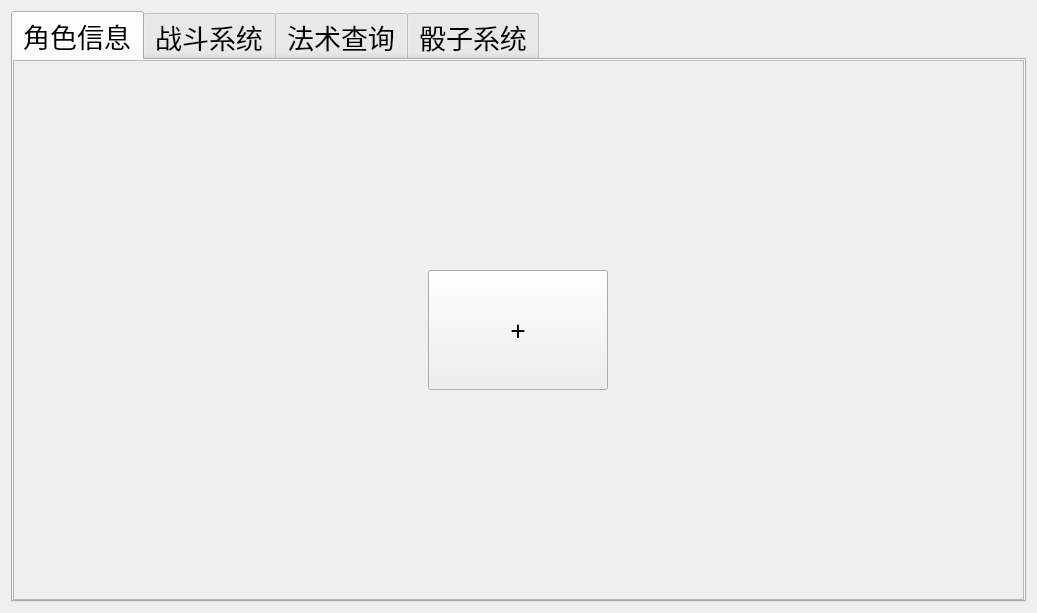
Old version of the form DungeonQuill/DungeonQuill.ui in the repository Kate723/DungeonQuill.
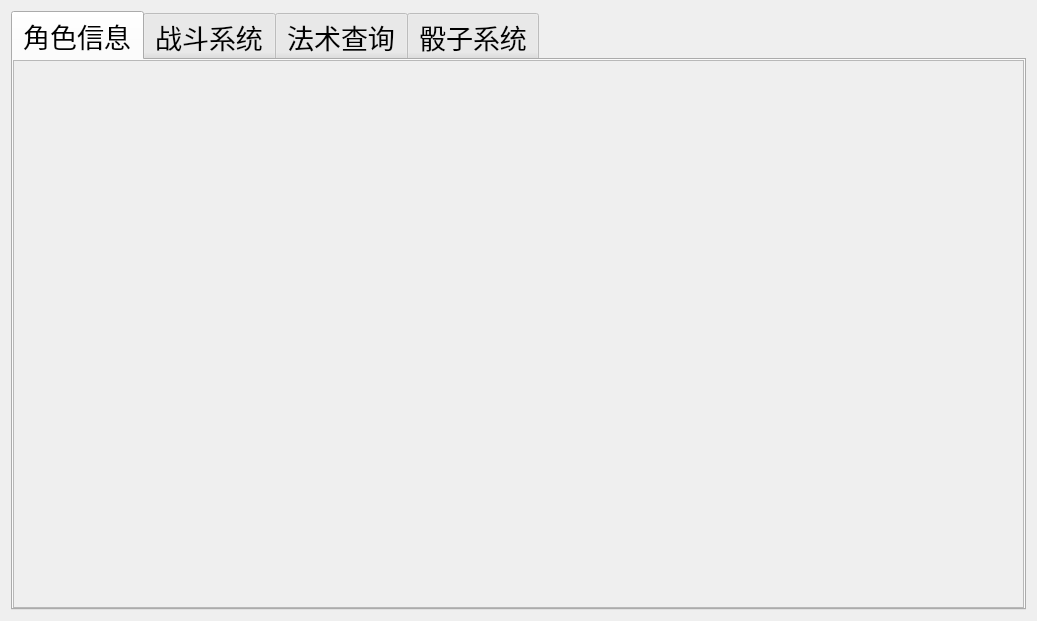
New version of the form. The open tabs and pages were chosen to show the change. Icons and pictures are not drawn.

Diff of the .ui file:
```diff
--- a/DungeonQuill/DungeonQuill.ui
+++ b/DungeonQuill/DungeonQuill.ui
@@ -7,7 +7,7 @@
     <x>0</x>
     <y>0</y>
     <width>1037</width>
-    <height>613</height>
+    <height>621</height>
    </rect>
   </property>
   <property name="minimumSize">
@@ -94,7 +94,7 @@
              <x>0</x>
              <y>0</y>
              <width>1011</width>
-             <height>553</height>
+             <height>561</height>
             </rect>
            </property>
            <layout class="QGridLayout" name="gridLayout_4">
@@ -118,22 +118,6 @@
               <property name="spacing">
                <number>0</number>
               </property>
-              <item row="0" column="0">
-               <widget class="QToolButton" name="toolButton">
-                <property name="minimumSize">
-                 <size>
-                  <width>180</width>
-                  <height>120</height>
-                 </size>
-                </property>
-                <property name="styleSheet">
-                 <string notr="true">font: 75 48pt &quot;Times New Roman&quot;;</string>
-                </property>
-                <property name="text">
-                 <string>+</string>
-                </property>
-               </widget>
-              </item>
              </layout>
             </item>
            </layout>
```
Left out of the diff: 36 changed lines with no effect on the pictures. Lines whose indentation alone changed are shown as unchanged.
